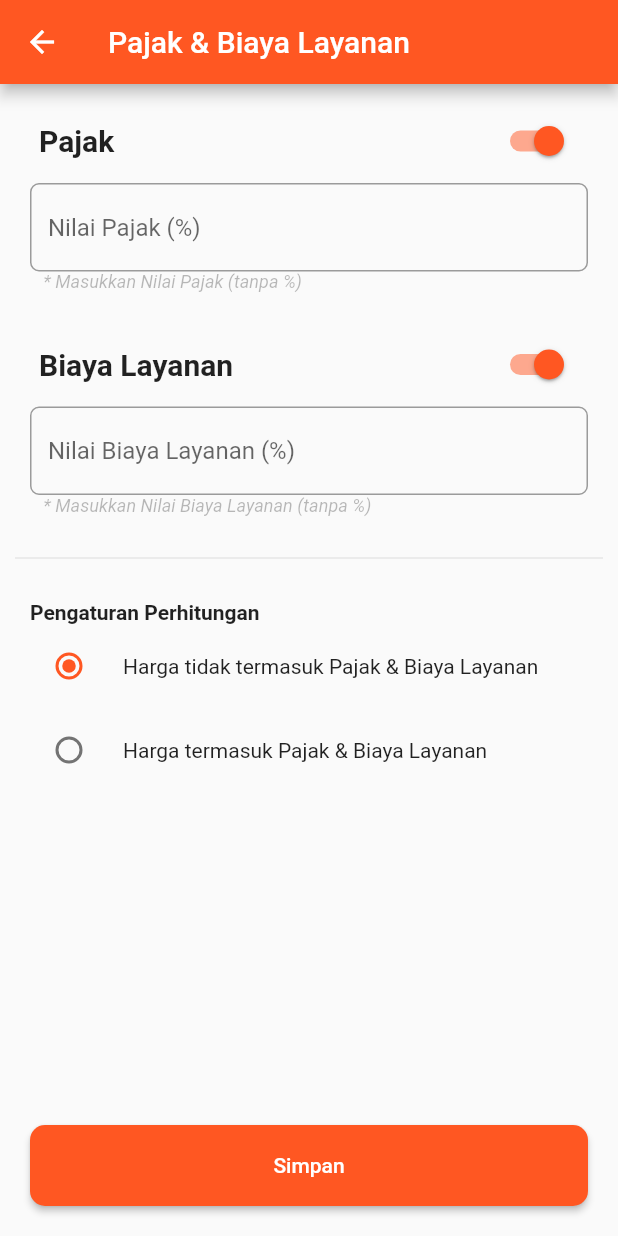
After one commit to diyanto29/dpos-mobile-flutter, a Flutter app: the TaxAndServiceView screen opened by its route, on a phone screen of 412 x 824 dp. The commit adds this screen. Run offline on Flutter 3.47's test engine with Material 2 defaults, Android fonts, the phone set to English and light mode, and no system bars; our stand-ins replace badges, cached_network_image, carousel_slider, custom_navigation_bar, device_info_plus, dio and 14 more; missing offline and left inert: api_cache_manager, clipboard, esc_pos_bluetooth, esc_pos_utils, external_path, flutter_barcode_scanner and 4 more; accounts and stored records are empty.

Commit message:
UI tax & service charge done

```diff
--- a/lib/app/modules/owner/settings/controllers/language_setting_controller.dart
+++ b/lib/app/modules/owner/settings/controllers/language_setting_controller.dart
@@ -12,11 +12,11 @@ import 'package:warmi/core/utils/enum.dart';
 
 class LanguageSettingController extends GetxController {
   Rx<LanguageEnum> languageEnum = LanguageEnum.indonesia.obs;
-  var transactionC=Get.isRegistered<TransactionController>()
+  var transactionC = Get.isRegistered<TransactionController>()
       ? Get.find<TransactionController>()
       : Get.put(TransactionController());
 
-  var historySaleC=Get.isRegistered<HistorySalesController>()
+  var historySaleC = Get.isRegistered<HistorySalesController>()
       ? Get.find<HistorySalesController>()
       : Get.put(HistorySalesController());
   var box = GetStorage();
--- /dev/null
+++ b/lib/app/modules/owner/settings/controllers/tax_service_controller.dart
@@ -0,0 +1,8 @@
+import 'package:get/get.dart';
+import 'package:warmi/core/utils/enum.dart';
+
+class TaxServiceController extends GetxController {
+  Rx<TaxServiceEnum> taxServiceEnum = TaxServiceEnum.priceWithoutTaxService.obs;
+  RxBool switchTax = true.obs;
+  RxBool switchService = true.obs;
+}
--- a/lib/app/modules/owner/settings/views/dialog_settings.dart
+++ b/lib/app/modules/owner/settings/views/dialog_settings.dart
@@ -33,7 +33,7 @@ Future<dynamic> dialogBottomAboutMe({required String version}) {
               trailing: false,
               axisSpacing: true,
               icon: "assets/icons/info.png",
-              textButton: "Versi Aplikasi",
+              textButton: 'versi_aplikasi'.tr,
               subtitle: true,
               textSubtitle: version,
               borderRadius: 10,
@@ -45,7 +45,7 @@ Future<dynamic> dialogBottomAboutMe({required String version}) {
               trailing: false,
               axisSpacing: true,
               icon: "assets/icons/privacy_policy.png",
-              textButton: "Kebijakan Privasi",
+              textButton: 'kebijakan_privasi'.tr,
               subtitle: true,
               textSubtitle: 'Baca kebijakan Privasi yang berlaku di Warmi',
               borderRadius: 10,
@@ -57,7 +57,7 @@ Future<dynamic> dialogBottomAboutMe({required String version}) {
               trailing: false,
               axisSpacing: true,
               icon: "assets/icons/privacy_policy.png",
-              textButton: "Syarat & Ketentuan",
+              textButton: 'syarat_dan_ketentuan'.tr,
               subtitle: true,
               textSubtitle: 'Baca Syarat Ketentuan yang berlaku di Warmi',
               borderRadius: 10,
--- a/lib/app/modules/owner/settings/views/invoice_view.dart
+++ b/lib/app/modules/owner/settings/views/invoice_view.dart
@@ -83,7 +83,7 @@ class InvoiceView extends GetWidget<InvoiceController> {
                   crossAxisAlignment: CrossAxisAlignment.start,
                   children: [
                     Text(
-                      "Tampilkan Logo Dpos",
+                      'tampilkan_logo_dpos'.tr,
                       style: blackTextTitle,
                     ),
                     Text(
--- a/lib/app/modules/owner/settings/views/language_view.dart
+++ b/lib/app/modules/owner/settings/views/language_view.dart
@@ -24,6 +24,7 @@ class LanguageView extends GetWidget<LanguageSettingController> {
             child: Column(
               children: <Widget>[
                 RadioListTile(
+                  activeColor: MyColor.colorPrimary,
                   title: const Text('Indonesia'),
                   value: LanguageEnum.indonesia,
                   groupValue: controller.languageEnum.value,
@@ -33,6 +34,7 @@ class LanguageView extends GetWidget<LanguageSettingController> {
                   },
                 ),
                 RadioListTile(
+                  activeColor: MyColor.colorPrimary,
                   title: const Text('English'),
                   value: LanguageEnum.english,
                   groupValue: controller.languageEnum.value,
--- /dev/null
+++ b/lib/app/modules/owner/settings/views/tax_and_service.dart
@@ -0,0 +1,130 @@
+import 'package:flutter/material.dart';
+import 'package:warmi/app/modules/owner/settings/controllers/tax_service_controller.dart';
+import 'package:warmi/app/modules/wigets/layouts/general_button.dart';
+import 'package:warmi/app/modules/wigets/layouts/general_text_input.dart';
+import 'package:warmi/core/globals/global_color.dart';
+import 'package:warmi/core/utils/enum.dart';
+import 'package:warmi/core/utils/thema.dart';
+import 'package:get/get.dart';
+
+class TaxAndServiceView extends GetWidget<TaxServiceController> {
+  const TaxAndServiceView({Key? key}) : super(key: key);
+
+  @override
+  Widget build(BuildContext context) {
+    return Scaffold(
+      appBar: AppBar(
+        backgroundColor: MyColor.colorPrimary,
+        title: Text(
+          'tax_service'.tr,
+          style: whiteTextTitle,
+        ),
+      ),
+      body: Obx(() {
+        return Stack(
+          children: [
+            Align(
+              alignment: Alignment.bottomCenter,
+              child: Padding(
+                padding: const EdgeInsets.all(20),
+                child: GeneralButton(
+                    label: 'simpan'.tr,
+                    onPressed: () {
+                      print(controller.switchTax.value);
+                      print(controller.taxServiceEnum.value.toString());
+                    }),
+              ),
+            ),
+            SingleChildScrollView(
+              child: Padding(
+                padding: const EdgeInsets.all(10),
+                child: Column(
+                  crossAxisAlignment: CrossAxisAlignment.start,
+                  children: [
+                    SwitchListTile(
+                        value: controller.switchTax.value,
+                        activeColor: MyColor.colorPrimary,
+                        title: Text(
+                          'pajak'.tr,
+                          style: TextStyle(
+                              fontWeight: FontWeight.bold, fontSize: 20),
+                        ),
+                        onChanged: (value) {
+                          controller.switchTax.value = value;
+                        }),
+                    Padding(
+                      padding: const EdgeInsets.symmetric(horizontal: 10),
+                      child: Column(
+                        children: [
+                          GeneralTextInput(
+                              labelTextInputBox: 'nilai_pajak'.tr + ' (%)',
+                              descTextInputBox: 'desc_nilai_pajak'.tr)
+                        ],
+                      ),
+                    ),
+                    SwitchListTile(
+                        value: controller.switchService.value,
+                        activeColor: MyColor.colorPrimary,
+                        title: Text(
+                          'biaya_layanan'.tr,
+                          style: TextStyle(
+                              fontWeight: FontWeight.bold, fontSize: 20),
+                        ),
+                        onChanged: (value) {
+                          controller.switchService.value = value;
+                        }),
+                    Padding(
+                      padding: const EdgeInsets.symmetric(horizontal: 10),
+                      child: Column(
+                        children: [
+                          GeneralTextInput(
+                              labelTextInputBox: 'service_charge'.tr + ' (%)',
+                              descTextInputBox: 'desc_service_charge'.tr)
+                        ],
+                      ),
+                    ),
+                    Divider(),
+                    SizedBox(
+                      height: 20,
+                    ),
+                    Padding(
+                      padding: const EdgeInsets.symmetric(horizontal: 10),
+                      child: Text(
+                        'pengaturan_perhitungan'.tr,
+                        style: TextStyle(fontWeight: FontWeight.bold),
+                      ),
+                    ),
+                    RadioListTile(
+                      activeColor: MyColor.colorPrimary,
+                      title: Text(
+                        'harga_tidak_termasuk_pajak'.tr,
+                        style: TextStyle(fontSize: 14),
+                      ),
+                      value: TaxServiceEnum.priceWithoutTaxService,
+                      groupValue: controller.taxServiceEnum.value,
+                      onChanged: (TaxServiceEnum? value) {
+                        controller.taxServiceEnum(value);
+                      },
+                    ),
+                    RadioListTile(
+                      activeColor: MyColor.colorPrimary,
+                      title: Text(
+                        'harga_termasuk_pajak'.tr,
+                        style: TextStyle(fontSize: 14),
+                      ),
+                      value: TaxServiceEnum.priceWithTaxService,
+                      groupValue: controller.taxServiceEnum.value,
+                      onChanged: (TaxServiceEnum? value) {
+                        controller.taxServiceEnum(value);
+                      },
+                    ),
+                  ],
+                ),
+              ),
+            ),
+          ],
+        );
+      }),
+    );
+  }
+}
--- a/lib/app/modules/transaction/views/mobile/product_view_transaction.dart
+++ b/lib/app/modules/transaction/views/mobile/product_view_transaction.dart
@@ -37,10 +37,11 @@ class _ProductTransactionViewState extends State<ProductTransactionView> {
     // TODO: implement initState
     super.initState();
   }
+
   @override
   void dispose() {
     controller.listProduct.forEach((element) {
-      element.productInCart=false;
+      element.productInCart = false;
     });
     super.dispose();
   }
--- a/lib/app/modules/wigets/layouts/general_text_input.dart
+++ b/lib/app/modules/wigets/layouts/general_text_input.dart
@@ -23,7 +23,11 @@ class GeneralTextInput extends StatelessWidget {
       this.paddingBottom = 20.0,
       this.keyboardType,
       this.readOnly = false,
-      this.textInputAction = TextInputAction.next, this.borderRadius=10, this.maxLines=1, this.onClick, this.autoFocus=false})
+      this.textInputAction = TextInputAction.next,
+      this.borderRadius = 6,
+      this.maxLines = 1,
+      this.onClick,
+      this.autoFocus = false})
       : super(key: key);
 
   @override
@@ -44,16 +48,15 @@ class GeneralTextInput extends StatelessWidget {
             decoration: InputDecoration(
               focusedBorder: OutlineInputBorder(
                 borderSide:
-                const BorderSide(color: MyColor.colorPrimary, width: 2.0),
+                    const BorderSide(color: MyColor.colorPrimary, width: 2.0),
                 borderRadius: BorderRadius.circular(borderRadius),
               ),
               border: OutlineInputBorder(
                 borderSide:
-                const BorderSide(color: MyColor.colorPrimary, width: 2.0),
+                    const BorderSide(color: MyColor.colorPrimary, width: 2.0),
                 borderRadius: BorderRadius.circular(borderRadius),
               ),
               hintText: "$labelTextInputBox",
-
             ),
           ),
           // SizedBox(
@@ -62,7 +65,9 @@ class GeneralTextInput extends StatelessWidget {
           Text(
             "   * $descTextInputBox",
             style: GoogleFonts.droidSans(
-                fontStyle: FontStyle.italic, color: MyColor.colorBlackT50,fontSize: 12),
+                fontStyle: FontStyle.italic,
+                color: MyColor.colorBlackT50,
+                fontSize: 12),
           ),
           SizedBox(
             height: paddingBottom,
--- a/lib/app/routes/app_routes.dart
+++ b/lib/app/routes/app_routes.dart
@@ -44,6 +44,8 @@ abstract class Routes {
       _Paths.DETAIL_REPORT_SELLING_PRODUCT;
   static const DETAIL_REPORT_PAYMENT_METHOD =
       _Paths.DETAIL_REPORT_PAYMENT_METHOD;
+  static const TAX_SERVICE_VIEW =
+      _Paths.TAX_SERVICE_VIEW;
 }
 
 abstract class _Paths {
@@ -85,4 +87,5 @@ abstract class _Paths {
   static const CHOOSE_STORE = '/choose-store';
   static const DETAIL_REPORT_SELLING_PRODUCT = '/detail-report-selling-product';
   static const DETAIL_REPORT_PAYMENT_METHOD = '/detail-report-payment-method';
+  static const TAX_SERVICE_VIEW = '/tax-service-view';
 }
--- a/lib/core/globals/messages.dart
+++ b/lib/core/globals/messages.dart
@@ -116,6 +116,20 @@ class Messages extends Translations {
           'ringkasan': 'Ringkasan',
           'penjualan': 'Penjualan',
           'tentang_aplikasi': 'Tentang Aplikasi',
+          'versi_aplikasi': 'Versi Aplikasi',
+          'kebijakan_privasi': 'Kebijakan Privasi',
+          'syarat_dan_ketentuan': 'Syarat dan Ketentuan',
+          'tax_service': 'Pajak & Biaya Layanan',
+          'pajak': 'Pajak',
+          'biaya_layanan': 'Biaya Layanan',
+          'nilai_pajak': 'Nilai Pajak',
+          'desc_nilai_pajak': 'Masukkan Nilai Pajak (tanpa %)',
+          'service_charge': 'Nilai Biaya Layanan',
+          'desc_service_charge': 'Masukkan Nilai Biaya Layanan (tanpa %)',
+          'pengaturan_perhitungan': 'Pengaturan Perhitungan',
+          'harga_tidak_termasuk_pajak':
+              'Harga tidak termasuk Pajak & Biaya Layanan',
+          'harga_termasuk_pajak': 'Harga termasuk Pajak & Biaya Layanan',
         },
         'en_US': {
           'pendapatan_bulanan': 'Monthly Income',
@@ -189,7 +203,7 @@ class Messages extends Translations {
           'tentang_kami': 'About Us',
           'hubungi_kami': 'Contact Us',
           'masukan': 'Feedback',
-          'pengaturan_aplikasi': 'Apps Setting',
+          'pengaturan_aplikasi': 'App Setting',
           'keluar': 'Sign Out',
           'nama_lengkap': 'Full Name',
           'nomor_telp': 'Phone Number',
@@ -228,7 +242,21 @@ class Messages extends Translations {
           'disini': 'Here',
           'ringkasan': 'Outline',
           'penjualan': 'Sale',
-          'tentang_aplikasi': 'About Apps',
+          'tentang_aplikasi': 'About App',
+          'versi_aplikasi': 'App Version',
+          'kebijakan_privasi': 'Privacy Policy',
+          'syarat_dan_ketentuan': 'Terms and Conditions',
+          'tax_service': 'Tax & Service Charge',
+          'pajak': 'Tax',
+          'biaya_layanan': 'Service Charge',
+          'nilai_pajak': 'Tax Value',
+          'desc_nilai_pajak': 'Enter Tax Value (without &)',
+          'service_charge': 'Service Charge Value',
+          'desc_service_charge': 'Enter Service Charge Value (without &)',
+          'pengaturan_perhitungan': 'Calculation Settings',
+          'harga_tidak_termasuk_pajak':
+              'Prices do not include Tax & Service Fee',
+          'harga_termasuk_pajak': 'Price includes Tax & Service Fee',
         }
       };
 }
--- a/lib/core/utils/enum.dart
+++ b/lib/core/utils/enum.dart
@@ -6,3 +6,6 @@ enum SnackBarType { SUCCESS, ERROR, WARNING, INFO }
 
 //enum language
 enum LanguageEnum { indonesia, english }
+
+//enum setting price tax service
+enum TaxServiceEnum { priceWithoutTaxService, priceWithTaxService }
--- a/lib/di/depedency_injection.dart
+++ b/lib/di/depedency_injection.dart
@@ -18,6 +18,7 @@ import 'package:warmi/app/modules/owner/settings/controllers/payment_method_cont
 import 'package:warmi/app/modules/owner/settings/controllers/printer_controller.dart';
 import 'package:warmi/app/modules/owner/settings/controllers/product_category_controller.dart';
 import 'package:warmi/app/modules/owner/settings/controllers/setup_business_controller.dart';
+import 'package:warmi/app/modules/owner/settings/controllers/tax_service_controller.dart';
 import 'package:warmi/app/modules/owner/settings/controllers/type_order_controller.dart';
 import 'package:warmi/app/modules/register/controllers/register_controller.dart';
 import 'package:warmi/app/modules/splash/controllers/splash_controller.dart';
@@ -52,5 +53,6 @@ class LazyBindings extends Bindings {
     Get.lazyPut<LoginEmployeeController>(() => LoginEmployeeController());
     Get.lazyPut<ChooseStoreController>(() => ChooseStoreController());
     Get.lazyPut<LanguageSettingController>(() => LanguageSettingController());
+    Get.lazyPut<TaxServiceController>(() => TaxServiceController());
   }
 }
```
Also changed, not shown: lib/app/modules/login/controllers/login_controller.dart (+12 -14 lines), lib/app/modules/owner/settings/views/payment_method_view.dart (+27 -15 lines), lib/app/modules/owner/settings/views/setting_view.dart (+7 -0 lines), lib/app/routes/app_pages.dart (+72 -13 lines), assets/icons/tax.png (added).
